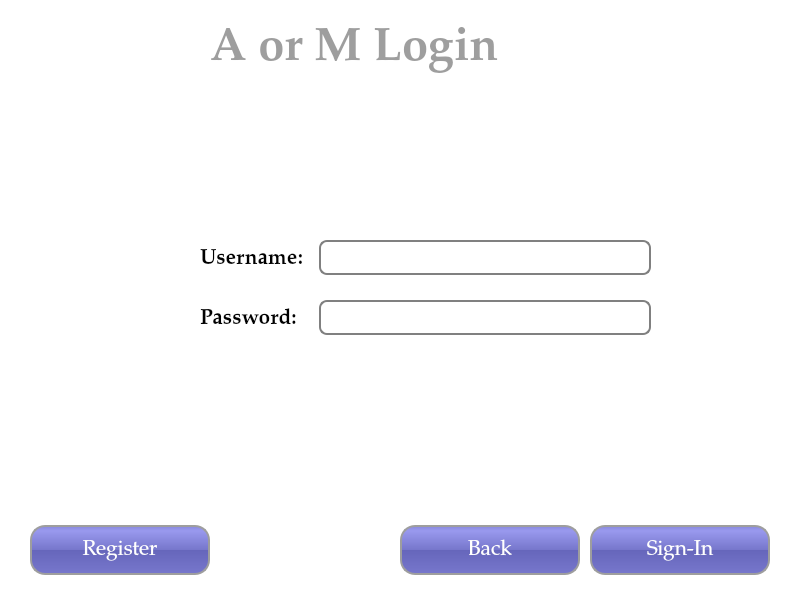
Above: UI/LoginPageUI.ui from tural777/FinalProject before the change. Below: the same form after it.
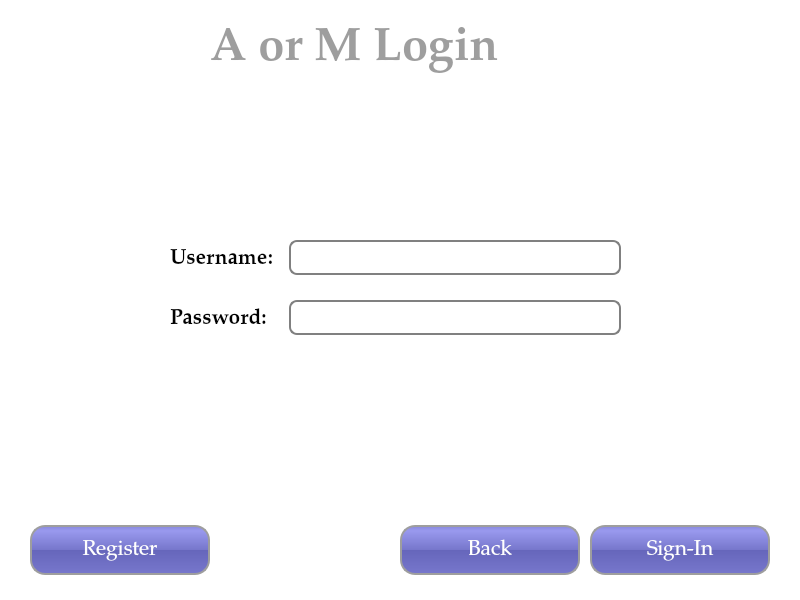
That is the form after the change.

```diff
--- a/UI/LoginPageUI.ui
+++ b/UI/LoginPageUI.ui
@@ -143,7 +143,7 @@
   <widget class="QWidget" name="horizontalLayoutWidget">
    <property name="geometry">
     <rect>
-     <x>200</x>
+     <x>170</x>
      <y>230</y>
      <width>451</width>
      <height>117</height>
```
